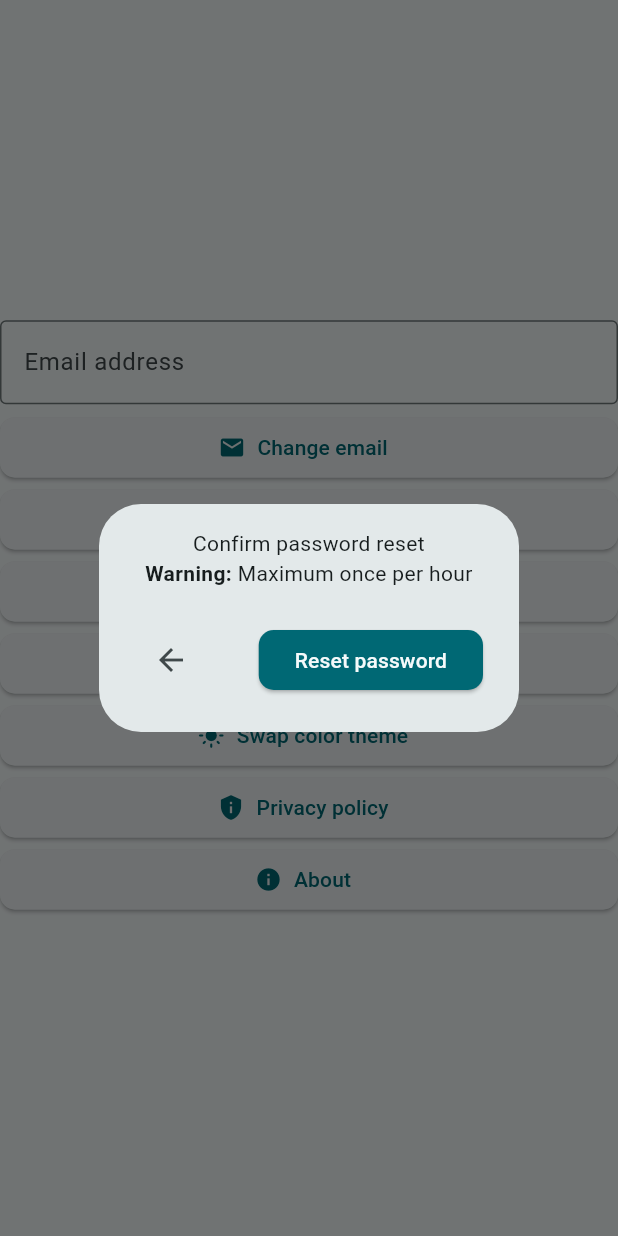
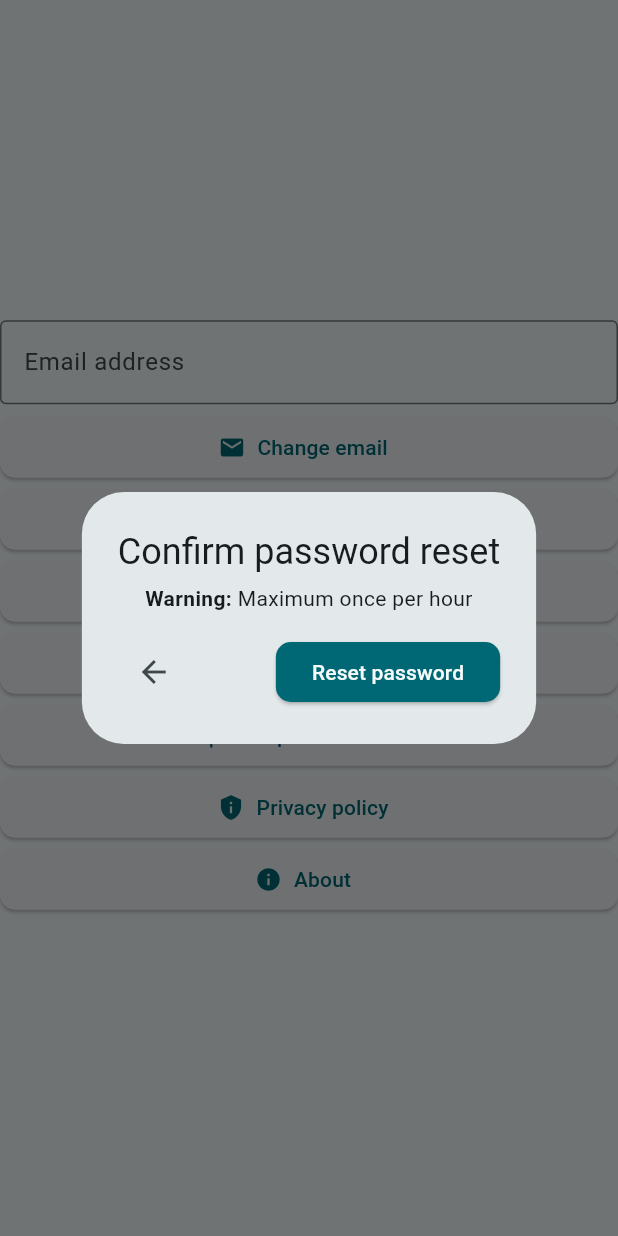
Before and after one commit to MarcoBonato2007/QuoteLike, a Flutter app: the SettingsPage widget shown alone on an empty page, opened directly, after a tap on "Forgot/reset password", on a phone screen of 412 x 824 dp. Run offline on Flutter 3.47's test engine with Material 3 defaults, Android fonts, the phone set to English and light mode, and no system bars; our stand-ins replace cloud_firestore, connectivity_plus, email_validator, firebase_analytics, firebase_auth, firebase_core and 6 more; missing offline and left inert: firebase_app_check; accounts and stored records are empty; generated files the repository leaves out were written again.

Commit message:
More code cleanup

```diff
--- a/lib/login_page.dart
+++ b/lib/login_page.dart
@@ -20,8 +20,8 @@ class LoginPage extends StatefulWidget {
 class _LoginPageState extends State<LoginPage>{
   // The key used to access the form containing the email & password fields
   final loginFormKey = GlobalKey<ValidatedFormState>();
-  Field emailField = EmailField("Email");
-  late Field passwordField;
+  final Field emailField = EmailField("Email");
+  late final Field passwordField;
 
   /// This is used instead of auth_functions.forgotPassword()
   Future<void> forgotPassword(String email) async {
--- a/lib/main.dart
+++ b/lib/main.dart
@@ -107,10 +107,6 @@ class _MyHomePageState extends State<MyHomePage> {
 }
 
 // Polish
-  // Consider making a really big enum to represent your database structure (e.g. collections, each collection has doc, etc.)
-    // Advantages: Constants such as field names are now standardized!
-
-  // DRY
   // add triple slash comments to EVERY function, class, important variable
   // add logging to all error things, add error checks everywhere (all firebase/firestore uses, use .then().catchError())
   // figure out app versioning
--- a/lib/settings_page.dart
+++ b/lib/settings_page.dart
@@ -48,7 +48,7 @@ class _SettingsPageState extends State<SettingsPage> {
       showToast(
         navigatorKey.currentContext!, // we use navigator key since the context may have changed (possible screen swap)
         "Account deleted successfully",
-        Duration(seconds: 5)
+        Duration(seconds: 3)
       );
     }
   }
@@ -61,14 +61,14 @@ class _SettingsPageState extends State<SettingsPage> {
       showToast(
         context,
         "A password reset email has been sent.",
-        Duration(seconds: 5),
+        Duration(seconds: 3),
       );
     }
     else if (error != null && mounted) {
       showToast(
         context,
         error.errorText,
-        Duration(seconds: 5),
+        Duration(seconds: 3),
       );
     }
 
@@ -101,16 +101,47 @@ class _SettingsPageState extends State<SettingsPage> {
     }
   }
 
+  void showConfirmationDialog(String title, StandardElevatedButton confirmButton, {Widget? body, String? warningText}) => showDialog(
+    context: context,
+    builder: (BuildContext context) => AlertDialog(
+      title: Text(title, textAlign: TextAlign.center),
+      titlePadding: EdgeInsetsGeometry.only(left: 24, right: 24, top: 24),
+      contentPadding: EdgeInsets.only(left: 24, right: 24, top: 5),
+      actionsPadding: EdgeInsets.only(left: 24, right: 24, bottom: 24),
+      content: Column(
+        mainAxisSize: MainAxisSize.min,
+        children: [
+          warningText != null ? RichText(
+            textAlign: TextAlign.center,
+            text: TextSpan(
+              style: DefaultTextStyle.of(context).style,
+              children: <TextSpan>[
+                TextSpan(text: 'Warning: ', style: TextStyle(fontWeight: FontWeight.bold)),
+                TextSpan(text: warningText),
+              ],
+            ),
+          ) : SizedBox.shrink(),
+          SizedBox(height: 15),
+          body ?? SizedBox.shrink()
+        ],
+      ),
+      actionsAlignment: MainAxisAlignment.spaceBetween,
+      actions: [
+        BackButton(),
+        confirmButton
+      ]
+    )
+  );
+
   @override
   Widget build(BuildContext context) {
     return Column(
       mainAxisAlignment: MainAxisAlignment.center,
       children: [
-        Center(
+        Center( // a read-only text form field showing the user's email
           child: TextFormField(
             initialValue: FirebaseAuth.instance.currentUser!.email!,
             readOnly: true,
-            autofocus: false,
             decoration: InputDecoration(
               border: OutlineInputBorder(),
               label: Text("Email address"),
@@ -118,41 +149,8 @@ class _SettingsPageState extends State<SettingsPage> {
           )
         ),
         SizedBox(height: 5),
-        StandardSettingsButton("Change email", Icon(Icons.email), () => showDialog(
-          context: context,
-          builder: (BuildContext context) => AlertDialog(
-            contentPadding: EdgeInsets.only(left: 24, right: 24, top: 24),
-            actionsPadding: EdgeInsets.only(left: 24, right: 24, bottom: 24),
-            content: Column(
-              mainAxisSize: MainAxisSize.min,
-              children: [
-                Text(
+        StandardSettingsButton("Change email", Icon(Icons.email), () => showConfirmationDialog(
           "Confirm email change",
-                  textAlign: TextAlign.center
-                ),
-                RichText(
-                  textAlign: TextAlign.center,
-                  text: TextSpan(
-                    style: DefaultTextStyle.of(context).style,
-                    children: const <TextSpan>[
-                      TextSpan(text: 'Warning: ', style: TextStyle(fontWeight: FontWeight.bold)),
-                      TextSpan(text: 'Maximum 1 email change / day. Make sure the email is spelled correctly.'),
-                    ],
-                  ),
-                ),
-                SizedBox(height: 15),
-                SizedBox(
-                  width: MediaQuery.of(context).size.width,
-                  child: ValidatedForm(
-                    key: emailFormKey,
-                    [emailField],
-                  ),
-                )
-              ],
-            ),
-            actionsAlignment: MainAxisAlignment.spaceBetween,
-            actions: [
-              BackButton(),
           StandardElevatedButton(
             "Change email",
             () async {
@@ -161,75 +159,38 @@ class _SettingsPageState extends State<SettingsPage> {
                 await changeEmail(emailFormKey.currentState!.text(emailField.id));
               }
             }
-              )
-            ]
+          ),
+          warningText: "Maximum 1 email change / day. Make sure the email is spelled correctly.",
+          body: SizedBox(
+            width: MediaQuery.of(context).size.width,
+            child: ValidatedForm(
+              key: emailFormKey,
+              [emailField],
+            ),
           )
         )),
-        StandardSettingsButton("Forgot/reset password", Icon(Icons.key), () => showDialog(
-          context: context,
-          builder: (BuildContext context) => AlertDialog(
-            content: Column(
-              mainAxisSize: MainAxisSize.min,
-              children: [
-                Text(
+        StandardSettingsButton("Forgot/reset password", Icon(Icons.key), () => showConfirmationDialog(
           "Confirm password reset",
-                  textAlign: TextAlign.center
-                ),
-                RichText(
-                  textAlign: TextAlign.center,
-                  text: TextSpan(
-                    style: DefaultTextStyle.of(context).style,
-                    children: const <TextSpan>[
-                      TextSpan(text: 'Warning: ', style: TextStyle(fontWeight: FontWeight.bold)),
-                      TextSpan(text: 'Maximum once per hour'),
-                    ],
-                  ),
-                ),
-              ],
-            ),
-            actionsAlignment: MainAxisAlignment.spaceBetween,
-            actions: [
-              BackButton(),
           StandardElevatedButton(
             "Reset password",
             () async => await forgotPassword()
-              )
-            ]
-          )
+          ),
+          warningText: 'Maximum once per hour'
         )),
-        StandardSettingsButton("Log out", Icon(Icons.logout), () => showDialog( // show confirmation dialog
-          context: context,
-          builder: (BuildContext context) => AlertDialog(
-            content: Text(
-              "Are you sure you want to log out?",
-              textAlign: TextAlign.center
-            ),
-            actionsAlignment: MainAxisAlignment.spaceBetween,
-            actions: [
-              BackButton(),
+        StandardSettingsButton("Log out", Icon(Icons.logout), () => showConfirmationDialog( // show confirmation dialog
+          "Confirm log out",
           StandardElevatedButton(
             "Log out",
             () async => await signout()
           )
-            ]
-          )
         )),
-        StandardSettingsButton("Delete account", Icon(Icons.delete), () => showDialog( // show confirmation dialog
-          context: context,
-          builder: (BuildContext context) => AlertDialog(
-            content: Text(
-              "Are you sure you want to delete your account? This is non-reversible.",
-              textAlign: TextAlign.center
-            ),
-            actionsAlignment: MainAxisAlignment.spaceBetween,
-            actions: [
-              BackButton(),
+        StandardSettingsButton("Delete account", Icon(Icons.delete), () => showConfirmationDialog( // show confirmation dialog
+          "Confirm account deletion",
           StandardElevatedButton( // add back button
             "Delete account",
             () async => await deleteUser()
-              )
-            ]
-          )
+          ),
+          warningText: "This is non-reversible"
         )),
         SwapThemeButton(),
         PrivacyPolicyButton(),
--- a/lib/signup_page.dart
+++ b/lib/signup_page.dart
@@ -17,9 +17,9 @@ class SignupPage extends StatefulWidget {
 
 class _SignupPageState extends State<SignupPage>{
   final signupFormKey = GlobalKey<ValidatedFormState>();
-  Field emailField = EmailField("Email");
-  late Field passwordField;
-  late Field passwordConfirmField;
+  final Field emailField = EmailField("Email");
+  late final Field passwordField;
+  late final Field passwordConfirmField;
 
   /// This is used instead of auth_functions.signup()
   Future<void> signup(String email, String password) async {
--- a/lib/utilities/enums.dart
+++ b/lib/utilities/enums.dart
@@ -39,6 +39,8 @@ enum Event {
   const Event(this.eventName);
 }
 
+// Filter and Sort enums are used for the dropdown menus in explore_page.dart
+
 enum Filter {
   NONE("None", "None"),
   LIKED("Liked", "Liked by you"),
--- a/lib/utilities/globals.dart
+++ b/lib/utilities/globals.dart
@@ -9,10 +9,6 @@ import 'package:logging/logging.dart';
 import 'package:quotelike/utilities/enums.dart';
 
 // This file contains global functions and variablesused in various files
-
-/// Some collections contain placeholder documents, named "placeholder"
-// ignore: constant_identifier_names
-const String PLACEHOLDER_DOC_NAME = "placeholder";
 
 /// This is used to access the new context after a login/logout (since that causes a screen switch)
 final GlobalKey<NavigatorState> navigatorKey = GlobalKey<NavigatorState>();
--- a/lib/widgets/quote_card.dart
+++ b/lib/widgets/quote_card.dart
@@ -1,4 +1,3 @@
-
 import 'package:cloud_firestore/cloud_firestore.dart';
 import 'package:firebase_auth/firebase_auth.dart';
 import 'package:flutter/material.dart';
```
Also changed, not shown: lib/explore_page.dart (+6 -16 lines). Lines whose indentation alone changed are shown as unchanged.
